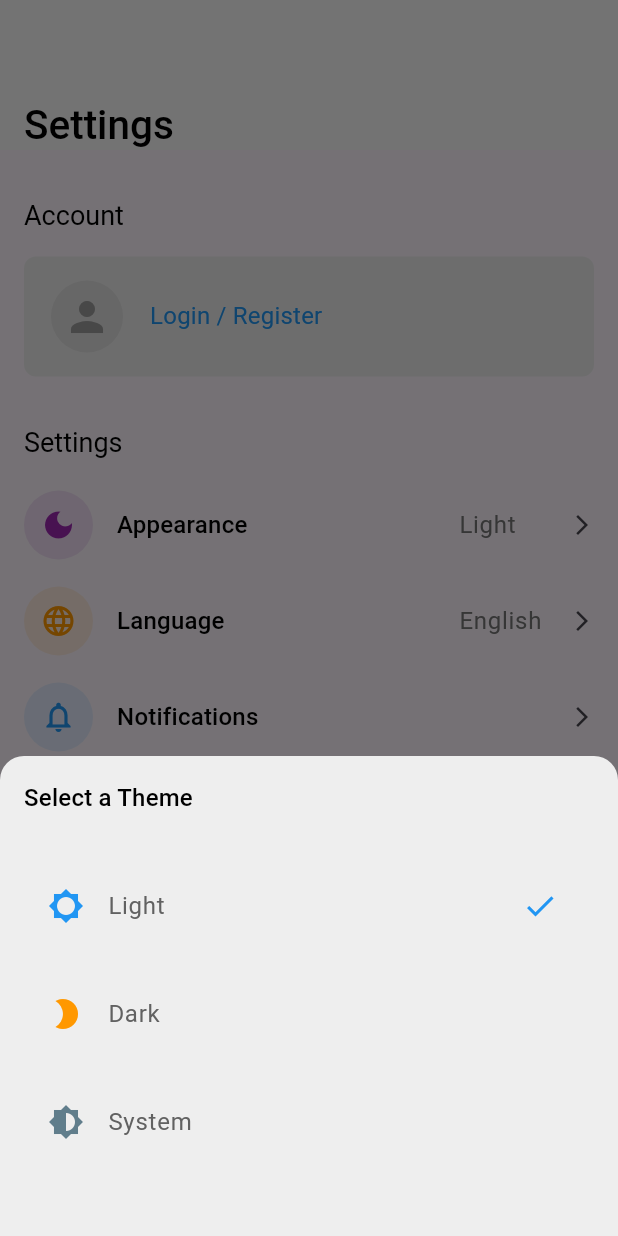
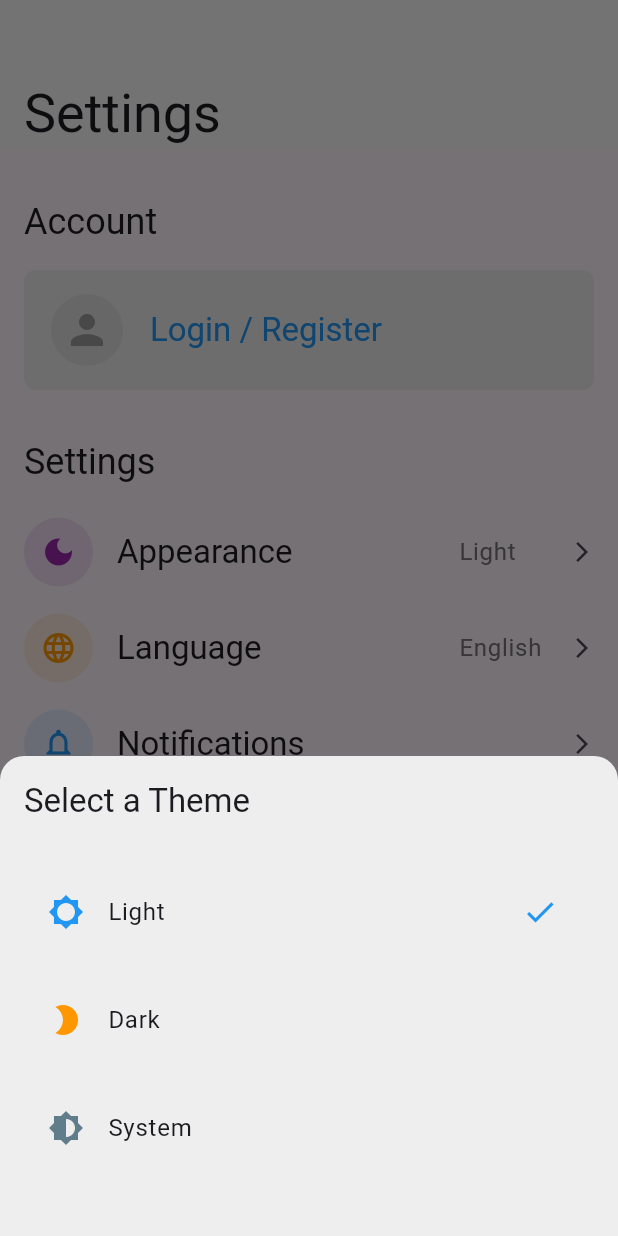
Before and after one commit to afgprogrammer/Flutter-ecommerce-app-with-getx, a Flutter app: the screen it shows after launch, item 4 of the bottom bar chosen, after a tap on "Appearance", on a phone screen of 412 x 824 dp. Run offline on Flutter 3.47's test engine with Material 3 defaults, Android fonts, the phone set to English and light mode, and no system bars; drawn by our look-alikes of zoom_tap_animation; our stand-ins replace cached_network_image, carousel_slider, freezed_annotation, get, get_storage, iconly; generated files the repository leaves out were written again; network calls fail.

Commit message:
Fix design issue

```diff
--- a/lib/controllers/home/HomeController.dart
+++ b/lib/controllers/home/HomeController.dart
@@ -17,7 +17,7 @@ class HomeController extends GetxController {
   HomeController(this._offerProvider);
 
   late PageController pageController;
-  late CarouselController carouselController;
+  late CarouselSliderController carouselController;
   late CategoryProvider _categoryProvider = Get.find();
   late ProductProvider _productProvider = Get.find();
 
@@ -37,7 +37,7 @@ class HomeController extends GetxController {
   @override
   void onInit() {
     pageController = PageController(initialPage: 0);
-    carouselController = CarouselController();
+    carouselController = CarouselSliderController();
 
     getOffers();
     getCategories();
--- a/lib/themes/Themes.dart
+++ b/lib/themes/Themes.dart
@@ -28,79 +28,79 @@ class Themes {
     progressIndicatorTheme: ProgressIndicatorThemeData(
       color: Colors.red
     ),
-    textTheme: TextTheme(
-      headline1: TextStyle(
-        letterSpacing: -1.5,
-        fontSize: 48,
-        color: Colors.black,
-        fontWeight: FontWeight.bold
-      ),
-      headline2: TextStyle(
-        letterSpacing: -1.0,
-        fontSize: 40,
-        color: Colors.black,
-        fontWeight: FontWeight.bold
-      ),
-      headline3: TextStyle(
-        letterSpacing: -1.0,
-        fontSize: 32,
-        color: Colors.black,
-        fontWeight: FontWeight.bold
-      ),
-      headline4: TextStyle(
-        letterSpacing: -1.0,
-        color: Colors.black,
-        fontSize: 28,
-        fontWeight: FontWeight.w600
-      ),
-      headline5: TextStyle(
-        letterSpacing: -1.0,
-        color: Colors.black,
-        fontSize: 24,
-        fontWeight: FontWeight.w500
-      ),
-      headline6: TextStyle(
-        color: Colors.black,
-        fontSize: 18,
-        fontWeight: FontWeight.w500
-      ),
-      subtitle1: TextStyle(
-        color: Colors.black,
-        fontSize: 16,
-        fontWeight: FontWeight.w500
-      ),
-      subtitle2: TextStyle(
-        color: Colors.black,
-        fontSize: 14,
-        fontWeight: FontWeight.w500
-      ),
-      bodyText1: TextStyle(
-        color: Colors.grey.shade700,
-        fontSize: 16,
-        fontWeight: FontWeight.w400
-      ),
-      bodyText2: TextStyle(
-        color: Colors.grey.shade600,
-        fontSize: 14,
-        fontWeight: FontWeight.w400
-      ),
-      button: TextStyle(
-        color: Colors.white,
-        fontSize: 14,
-        fontWeight: FontWeight.w600
-      ),
-      caption: TextStyle(
-        color: Colors.grey.shade800,
-        fontSize: 12,
-        fontWeight: FontWeight.w400
-      ),
-      overline: TextStyle(
-        color: Colors.grey.shade700,
-        fontSize: 10,
-        fontWeight: FontWeight.w400,
-        letterSpacing: -0.5
-      )
-    )
+    // textTheme: TextTheme(
+    //   headline1: TextStyle(
+    //     letterSpacing: -1.5,
+    //     fontSize: 48,
+    //     color: Colors.black,
+    //     fontWeight: FontWeight.bold
+    //   ),
+    //   headline2: TextStyle(
+    //     letterSpacing: -1.0,
+    //     fontSize: 40,
+    //     color: Colors.black,
+    //     fontWeight: FontWeight.bold
+    //   ),
+    //   headline3: TextStyle(
+    //     letterSpacing: -1.0,
+    //     fontSize: 32,
+    //     color: Colors.black,
+    //     fontWeight: FontWeight.bold
+    //   ),
+    //   headline4: TextStyle(
+    //     letterSpacing: -1.0,
+    //     color: Colors.black,
+    //     fontSize: 28,
+    //     fontWeight: FontWeight.w600
+    //   ),
+    //   headline5: TextStyle(
+    //     letterSpacing: -1.0,
+    //     color: Colors.black,
+    //     fontSize: 24,
+    //     fontWeight: FontWeight.w500
+    //   ),
+    //   headline6: TextStyle(
+    //     color: Colors.black,
+    //     fontSize: 18,
+    //     fontWeight: FontWeight.w500
+    //   ),
+    //   subtitle1: TextStyle(
+    //     color: Colors.black,
+    //     fontSize: 16,
+    //     fontWeight: FontWeight.w500
+    //   ),
+    //   subtitle2: TextStyle(
+    //     color: Colors.black,
+    //     fontSize: 14,
+    //     fontWeight: FontWeight.w500
+    //   ),
+    //   bodyText1: TextStyle(
+    //     color: Colors.grey.shade700,
+    //     fontSize: 16,
+    //     fontWeight: FontWeight.w400
+    //   ),
+    //   bodyText2: TextStyle(
+    //     color: Colors.grey.shade600,
+    //     fontSize: 14,
+    //     fontWeight: FontWeight.w400
+    //   ),
+    //   button: TextStyle(
+    //     color: Colors.white,
+    //     fontSize: 14,
+    //     fontWeight: FontWeight.w600
+    //   ),
+    //   caption: TextStyle(
+    //     color: Colors.grey.shade800,
+    //     fontSize: 12,
+    //     fontWeight: FontWeight.w400
+    //   ),
+    //   overline: TextStyle(
+    //     color: Colors.grey.shade700,
+    //     fontSize: 10,
+    //     fontWeight: FontWeight.w400,
+    //     letterSpacing: -0.5
+    //   )
+    // )
   );
 
   static ThemeData darkTheme = ThemeData(
@@ -115,7 +115,7 @@ class Themes {
         color: Colors.white
       ),
     ),
-    bottomAppBarColor: ColorConstants.gray800,
+    // bottomAppBarColor: ColorConstants.gray800,
     inputDecorationTheme: InputDecorationTheme(
       border: OutlineInputBorder(
         borderSide: BorderSide.none,
@@ -128,77 +128,77 @@ class Themes {
     progressIndicatorTheme: ProgressIndicatorThemeData(
       color: Colors.white
     ),
-    textTheme: TextTheme(
-      headline1: TextStyle(
-        letterSpacing: -1.5,
-        fontSize: 48,
-        color: Colors.grey.shade50,
-        fontWeight: FontWeight.bold
-      ),
-      headline2: TextStyle(
-        letterSpacing: -1.0,
-        fontSize: 40,
-        color: Colors.grey.shade50,
-        fontWeight: FontWeight.bold
-      ),
-      headline3: TextStyle(
-        letterSpacing: -1.0,
-        fontSize: 32,
-        color: Colors.grey.shade50,
-        fontWeight: FontWeight.bold
-      ),
-      headline4: TextStyle(
-        letterSpacing: -1.0,
-        color: Colors.grey.shade50,
-        fontSize: 28,
-        fontWeight: FontWeight.w600
-      ),
-      headline5: TextStyle(
-        letterSpacing: -1.0,
-        color: Colors.grey.shade50,
-        fontSize: 24,
-        fontWeight: FontWeight.w500
-      ),
-      headline6: TextStyle(
-        color: Colors.grey.shade50,
-        fontSize: 18,
-        fontWeight: FontWeight.w500
-      ),
-      subtitle1: TextStyle(
-        color: Colors.grey.shade50,
-        fontSize: 16,
-        fontWeight: FontWeight.w500
-      ),
-      subtitle2: TextStyle(
-        color: Colors.grey.shade50,
-        fontSize: 14,
-        fontWeight: FontWeight.w500
-      ),
-      bodyText1: TextStyle(
-        color: Colors.grey.shade50,
-        fontSize: 16,
-        fontWeight: FontWeight.w400
-      ),
-      bodyText2: TextStyle(
-        color: Colors.grey.shade50,
-        fontSize: 14,
-        fontWeight: FontWeight.w400
-      ),
-      button: TextStyle(
-        color: Colors.white,
-        fontSize: 14,
-        fontWeight: FontWeight.w600
-      ),
-      caption: TextStyle(
-        color: Colors.grey.shade50,
-        fontSize: 12,
-        fontWeight: FontWeight.w500
-      ),
-      overline: TextStyle(
-        color: Colors.grey.shade50,
-        fontSize: 10,
-        fontWeight: FontWeight.w400
-      )
-    ),
+    // textTheme: TextTheme(
+    //   headline1: TextStyle(
+    //     letterSpacing: -1.5,
+    //     fontSize: 48,
+    //     color: Colors.grey.shade50,
+    //     fontWeight: FontWeight.bold
+    //   ),
+    //   headline2: TextStyle(
+    //     letterSpacing: -1.0,
+    //     fontSize: 40,
+    //     color: Colors.grey.shade50,
+    //     fontWeight: FontWeight.bold
+    //   ),
+    //   headline3: TextStyle(
+    //     letterSpacing: -1.0,
+    //     fontSize: 32,
+    //     color: Colors.grey.shade50,
+    //     fontWeight: FontWeight.bold
+    //   ),
+    //   headline4: TextStyle(
+    //     letterSpacing: -1.0,
+    //     color: Colors.grey.shade50,
+    //     fontSize: 28,
+    //     fontWeight: FontWeight.w600
+    //   ),
+    //   headline5: TextStyle(
+    //     letterSpacing: -1.0,
+    //     color: Colors.grey.shade50,
+    //     fontSize: 24,
+    //     fontWeight: FontWeight.w500
+    //   ),
+    //   headline6: TextStyle(
+    //     color: Colors.grey.shade50,
+    //     fontSize: 18,
+    //     fontWeight: FontWeight.w500
+    //   ),
+    //   subtitle1: TextStyle(
+    //     color: Colors.grey.shade50,
+    //     fontSize: 16,
+    //     fontWeight: FontWeight.w500
+    //   ),
+    //   subtitle2: TextStyle(
+    //     color: Colors.grey.shade50,
+    //     fontSize: 14,
+    //     fontWeight: FontWeight.w500
+    //   ),
+    //   bodyText1: TextStyle(
+    //     color: Colors.grey.shade50,
+    //     fontSize: 16,
+    //     fontWeight: FontWeight.w400
+    //   ),
+    //   bodyText2: TextStyle(
+    //     color: Colors.grey.shade50,
+    //     fontSize: 14,
+    //     fontWeight: FontWeight.w400
+    //   ),
+    //   button: TextStyle(
+    //     color: Colors.white,
+    //     fontSize: 14,
+    //     fontWeight: FontWeight.w600
+    //   ),
+    //   caption: TextStyle(
+    //     color: Colors.grey.shade50,
+    //     fontSize: 12,
+    //     fontWeight: FontWeight.w500
+    //   ),
+    //   overline: TextStyle(
+    //     color: Colors.grey.shade50,
+    //     fontSize: 10,
+    //     fontWeight: FontWeight.w400
+    //   )
+    // ),
   );
 }
--- a/lib/views/home/tabs/ExploreTab.dart
+++ b/lib/views/home/tabs/ExploreTab.dart
@@ -159,7 +159,7 @@ class ExploreTab extends GetView<HomeController> {
                   color: Colors.black.withAlpha(110),
                 ),
                 child: Center(
-                  child: Text(category.name, textAlign: TextAlign.center, style: theme.textTheme.subtitle1?.copyWith(color: Colors.white),),
+                  child: Text(category.name, textAlign: TextAlign.center, style: theme.textTheme.titleLarge?.copyWith(color: Colors.white),),
                 ),
               ),
             )
@@ -175,7 +175,7 @@ class ExploreTab extends GetView<HomeController> {
       child: Row(
         mainAxisAlignment: MainAxisAlignment.spaceBetween,
         children: [
-          Text(title, style: theme.textTheme.subtitle1?.copyWith(fontWeight: FontWeight.w600),),
+          Text(title, style: theme.textTheme.titleLarge),
           MaterialButton(
             onPressed: () {},
             minWidth: 50,
@@ -243,17 +243,17 @@ class ExploreTab extends GetView<HomeController> {
                       child: Column(
                         crossAxisAlignment: CrossAxisAlignment.start,
                         children: [
-                          Text(controller.discountedProducts[index].name, style: theme.textTheme.subtitle1),
+                          Text(controller.discountedProducts[index].name, style: theme.textTheme.titleLarge),
                           SizedBox(height: 5,),
-                          Text(controller.discountedProducts[index].brand, style: theme.textTheme.bodyText2),
+                          Text(controller.discountedProducts[index].brand, style: theme.textTheme.bodyMedium),
                           SizedBox(height: 8,),
                           Row(
                             children: [
-                              Text("${controller.discountedProducts[index].price}", style: theme.textTheme.bodyText1?.copyWith(decoration: TextDecoration.lineThrough, color: ColorConstants.gray200),),
+                              Text("${controller.discountedProducts[index].price}", style: theme.textTheme.bodyLarge?.copyWith(decoration: TextDecoration.lineThrough, color: ColorConstants.gray200),),
                               SizedBox(width: 5,),
                               Icon(IconlyLight.arrow_right, size: 18, color: Colors.grey.shade600, ),
                               SizedBox(width: 5,),
-                              Text("${controller.discountedProducts[index].discountPrice}", style: theme.textTheme.subtitle1?.copyWith(),),
+                              Text("${controller.discountedProducts[index].discountPrice}", style: theme.textTheme.titleLarge?.copyWith(),),
                             ],
                           )
                         ],
--- a/lib/views/home/tabs/UserTab.dart
+++ b/lib/views/home/tabs/UserTab.dart
@@ -25,7 +25,7 @@ class UserTab extends StatelessWidget {
                 titlePadding: EdgeInsets.symmetric(horizontal: 16),
                 title: Text(
                   'Settings',
-                  style: theme.textTheme.headline6,
+                  style: theme.textTheme.headlineSmall,
                 ),
               ),
             ),
@@ -40,7 +40,7 @@ class UserTab extends StatelessWidget {
                 crossAxisAlignment: CrossAxisAlignment.start,
                 children: [
                   SizedBox(height: 16),
-                  Text("Account", style: theme.textTheme.headline6?.copyWith(fontWeight: FontWeight.w400)),
+                  Text("Account", style: theme.textTheme.headlineSmall?.copyWith(fontWeight: FontWeight.w400)),
                   SizedBox(height: 16),
                   Container(
                     height: 80,
@@ -63,12 +63,12 @@ class UserTab extends StatelessWidget {
                           ),
                         ),
                         SizedBox(width: 16),
-                        Text("Login / Register", style: theme.textTheme.subtitle1?.copyWith(fontWeight: FontWeight.w400, color: Colors.blue)),
+                        Text("Login / Register", style: theme.textTheme.titleLarge?.copyWith(fontWeight: FontWeight.w400, color: Colors.blue)),
                       ],
                     ),
                   ),
                   SizedBox(height: 32),
-                  Text("Settings", style: theme.textTheme.headline6?.copyWith(fontWeight: FontWeight.w400)),
+                  Text("Settings", style: theme.textTheme.headlineSmall?.copyWith(fontWeight: FontWeight.w400)),
                   SizedBox(height: 16),
                   GetBuilder<ThemesController>(builder: (_) {
                     return _buildListTile('Appearance', Icons.dark_mode, _.theme.toCapitalized(), Colors.purple, theme, onTab: () => _showAppearanceModal(theme, _.theme));
@@ -85,7 +85,7 @@ class UserTab extends StatelessWidget {
 
                 ],
               ),
-              Text("Version 1.0.0", style: theme.textTheme.bodyText2?.copyWith(color: Colors.grey.shade500)),
+              Text("Version 1.0.0", style: theme.textTheme.bodyMedium?.copyWith(color: Colors.grey.shade500)),
             ],
           ),
         )
@@ -107,13 +107,13 @@ class UserTab extends StatelessWidget {
           child: Icon(icon, color: color,),
         ),
       ),
-      title: Text(title, style: theme.textTheme.subtitle1),
+      title: Text(title, style: theme.textTheme.titleLarge),
       trailing: Container(
         width: 90,
         child: Row(
           mainAxisAlignment: MainAxisAlignment.spaceBetween,
           children: [
-            Text(trailing, style: theme.textTheme.bodyText1?.copyWith(color: Colors.grey.shade600)),
+            Text(trailing, style: theme.textTheme.bodyLarge?.copyWith(color: Colors.grey.shade600)),
             Icon(Icons.arrow_forward_ios, size: 16,),
           ],
         ),
@@ -138,11 +138,11 @@ class UserTab extends StatelessWidget {
           mainAxisSize: MainAxisSize.min,
           crossAxisAlignment: CrossAxisAlignment.start,
           children: [
-            Text("Select a Theme", style: theme.textTheme.subtitle1,),
+            Text("Select a Theme", style: theme.textTheme.titleLarge,),
             SizedBox(height: 32),
             ListTile(
               leading: Icon(Icons.brightness_5, color: Colors.blue,),
-              title: Text("Light", style: theme.textTheme.bodyText1),
+              title: Text("Light", style: theme.textTheme.bodyLarge),
               onTap: () {
                 _themesController.setTheme('light');
                 Get.back();
@@ -152,7 +152,7 @@ class UserTab extends StatelessWidget {
             SizedBox(height: 16),
             ListTile(
               leading: Icon(Icons.brightness_2, color: Colors.orange,),
-              title: Text("Dark", style: theme.textTheme.bodyText1),
+              title: Text("Dark", style: theme.textTheme.bodyLarge),
               onTap: () {
                 _themesController.setTheme('dark');
                 Get.back();
@@ -162,7 +162,7 @@ class UserTab extends StatelessWidget {
             SizedBox(height: 16),
             ListTile(
               leading: Icon(Icons.brightness_6, color: Colors.blueGrey,),
-              title: Text("System", style: theme.textTheme.bodyText1),
+              title: Text("System", style: theme.textTheme.bodyLarge),
               onTap: () {
                 _themesController.setTheme('system');
                 Get.back();
--- a/lib/views/product/ProductPage.dart
+++ b/lib/views/product/ProductPage.dart
@@ -101,7 +101,7 @@ class ProductPage extends GetView<ProductController> {
                     SizedBox(height: 8,),
                     Row(
                       children: [
-                        Text(product.rating.toString(), style: theme.textTheme.bodyText2!.copyWith(
+                        Text(product.rating.toString(), style: theme.textTheme.bodyMedium!.copyWith(
                           fontWeight: FontWeight.bold,
                         ),),
                         SizedBox(width: 8,),
@@ -118,7 +118,7 @@ class ProductPage extends GetView<ProductController> {
                       mainAxisAlignment: MainAxisAlignment.spaceBetween,
                       children: [
                         Text(product.price.toString() + '.00',
-                          style: theme.textTheme.subtitle1!.copyWith(
+                          style: theme.textTheme.titleLarge!.copyWith(
                             fontWeight: FontWeight.bold,
                           ),
                         ),
```
Also changed, not shown: pubspec.yaml (+9 -13 lines), pubspec.lock, 7 other files.
